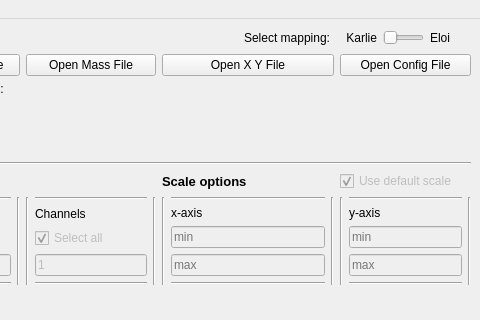
First picture: the form in karlie/view/app.ui, repository abdullahsumbal/data-analysis, before the edit; both pictures show x 120 to 600 and y 0 to 320 of the 600 by 540 pixel window.
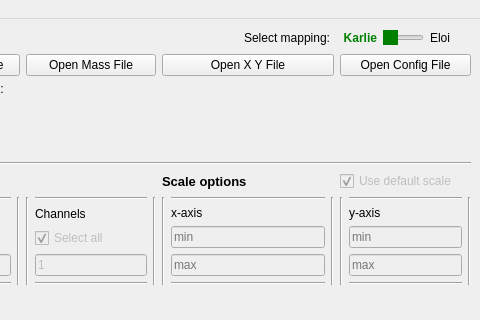
Second picture: the form after the edit.

Commit message: slider added with reset ability

```diff
--- a/karlie/view/app.ui
+++ b/karlie/view/app.ui
@@ -584,6 +584,9 @@
        <layout class="QGridLayout" name="gridLayout_6" columnstretch="2,1,1,1,1">
         <item row="0" column="2">
          <widget class="QLabel" name="label_karlie_mapping">
+          <property name="styleSheet">
+           <string notr="true">color: green; font: bold</string>
+          </property>
           <property name="text">
            <string>Karlie</string>
           </property>
@@ -611,6 +614,15 @@
         </item>
         <item row="0" column="3">
          <widget class="QSlider" name="slider_mapping">
+          <property name="toolTip">
+           <string>mapping slider</string>
+          </property>
+          <property name="styleSheet">
+           <string notr="true">
+QSlider::handle:horizontal {
+    background-color: green;
+    }</string>
+          </property>
           <property name="maximum">
            <number>1</number>
           </property>
```
The commit also changes 3 other files.
